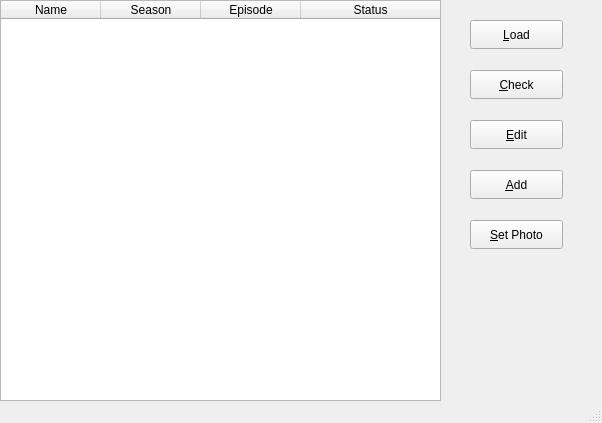
Before: the Qt Designer form series.ui in AliDotS/Series, drawn with Qt 5.
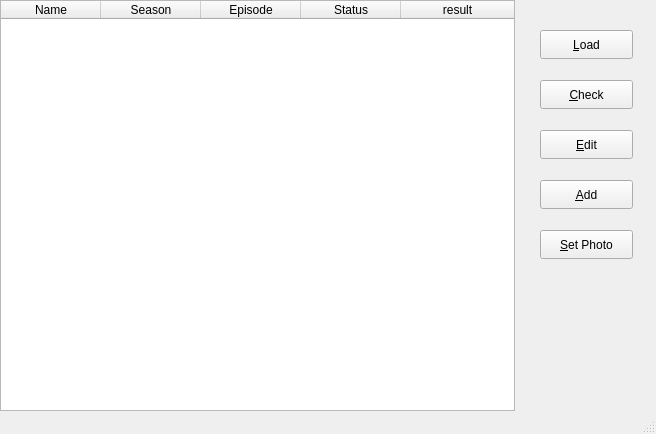
After: the same form once the commit is applied.

Commit message: Added result in seriesTable

```diff
--- a/series.ui
+++ b/series.ui
@@ -6,8 +6,8 @@
    <rect>
     <x>0</x>
     <y>0</y>
-    <width>602</width>
-    <height>423</height>
+    <width>656</width>
+    <height>434</height>
    </rect>
   </property>
   <property name="windowTitle">
@@ -19,8 +19,8 @@
      <rect>
       <x>0</x>
       <y>0</y>
-      <width>441</width>
-      <height>401</height>
+      <width>515</width>
+      <height>411</height>
      </rect>
     </property>
     <property name="sizePolicy">
@@ -58,12 +58,17 @@
       <string>Status</string>
      </property>
     </column>
+    <column>
+     <property name="text">
+      <string>result</string>
+     </property>
+    </column>
    </widget>
    <widget class="QPushButton" name="checkPushButton">
     <property name="geometry">
      <rect>
-      <x>470</x>
-      <y>70</y>
+      <x>540</x>
+      <y>80</y>
       <width>93</width>
       <height>29</height>
      </rect>
@@ -75,8 +80,8 @@
    <widget class="QPushButton" name="editPushButton">
     <property name="geometry">
      <rect>
-      <x>470</x>
-      <y>120</y>
+      <x>540</x>
+      <y>130</y>
       <width>93</width>
       <height>29</height>
      </rect>
@@ -88,8 +93,8 @@
    <widget class="QPushButton" name="addPushButton">
     <property name="geometry">
      <rect>
-      <x>470</x>
-      <y>170</y>
+      <x>540</x>
+      <y>180</y>
       <width>93</width>
       <height>29</height>
      </rect>
@@ -101,8 +106,8 @@
    <widget class="QPushButton" name="setPhotoPushButton">
     <property name="geometry">
      <rect>
-      <x>470</x>
-      <y>220</y>
+      <x>540</x>
+      <y>230</y>
       <width>93</width>
       <height>29</height>
      </rect>
@@ -114,8 +119,8 @@
    <widget class="QPushButton" name="loadPushButton">
     <property name="geometry">
      <rect>
-      <x>470</x>
-      <y>20</y>
+      <x>540</x>
+      <y>30</y>
       <width>93</width>
       <height>29</height>
      </rect>
```
The commit also changes 1 other file.
